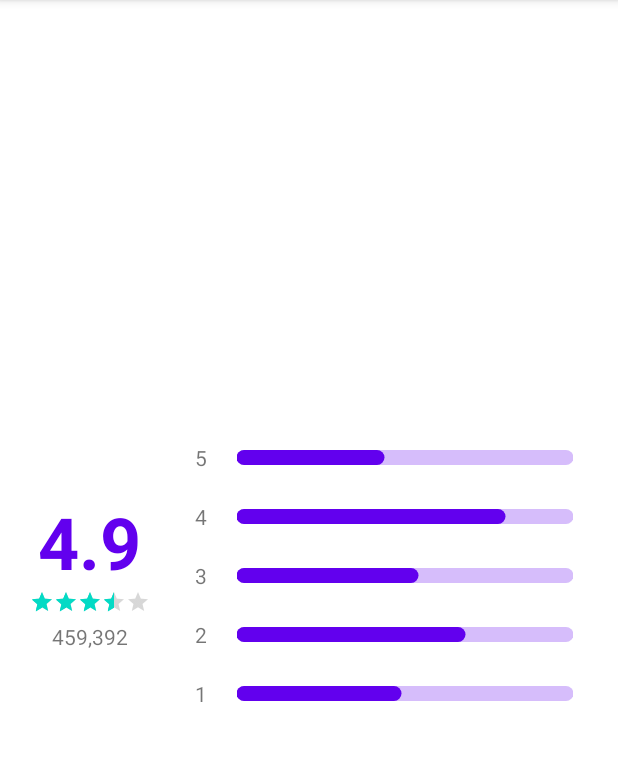
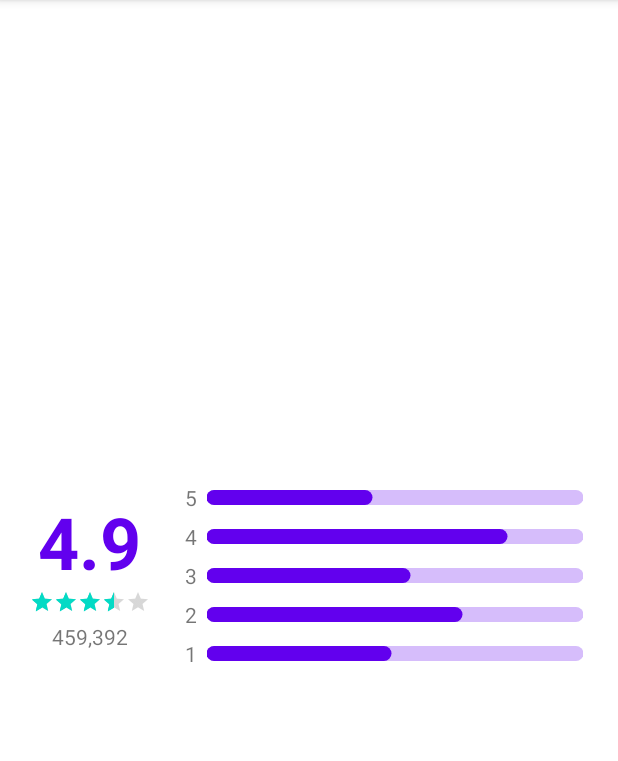
Before and after one commit to Dhina17/RatingBarChart, an Android app: the screen it shows after launch (MainActivity), on a phone screen of 412 x 824 dp, the part 84-845 px from its top. Run offline under Robolectric (Android 15) with nearby library versions, the light colour scheme and no system bars.

Commit message:
bar: Set default padding to 3dp

```diff
--- a/app/src/main/res/layout/activity_main.xml
+++ b/app/src/main/res/layout/activity_main.xml
@@ -47,7 +47,7 @@
         android:layout_gravity="center"
         android:layout_weight="1"
         android:padding="10dp"
-        app:barPadding="10dp"
+        app:barPadding="3dp"
         app:barRadius="10dp"
         app:barThickness="10dp" />
 
--- a/library/src/main/kotlin/io/github/dhina17/ratingbarchart/RatingBarChart.kt
+++ b/library/src/main/kotlin/io/github/dhina17/ratingbarchart/RatingBarChart.kt
@@ -97,6 +97,6 @@ class RatingBarChart @JvmOverloads constructor(
         private val DEFAULT_BAR_THICKNESS = 10.px
 
         // Default bar padding
-        private val DEFAULT_BAR_PADDING = 10.px
+        private val DEFAULT_BAR_PADDING = 3.px
     }
 }
```
